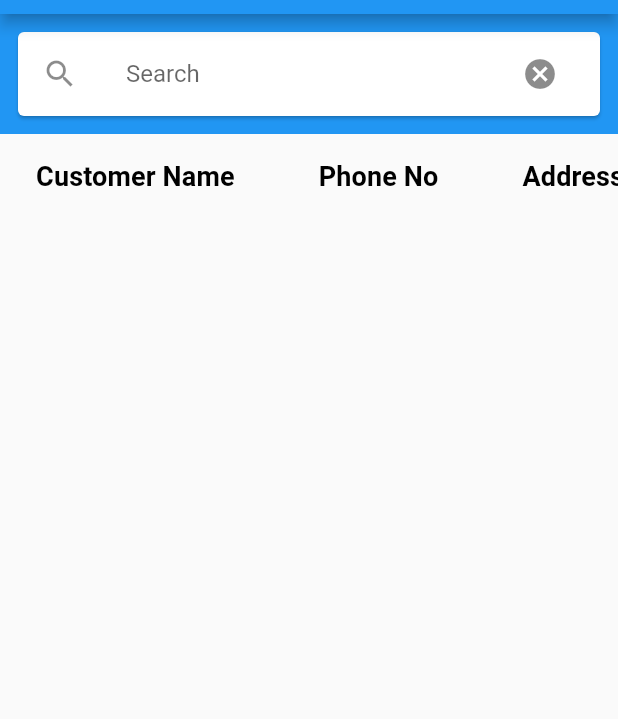
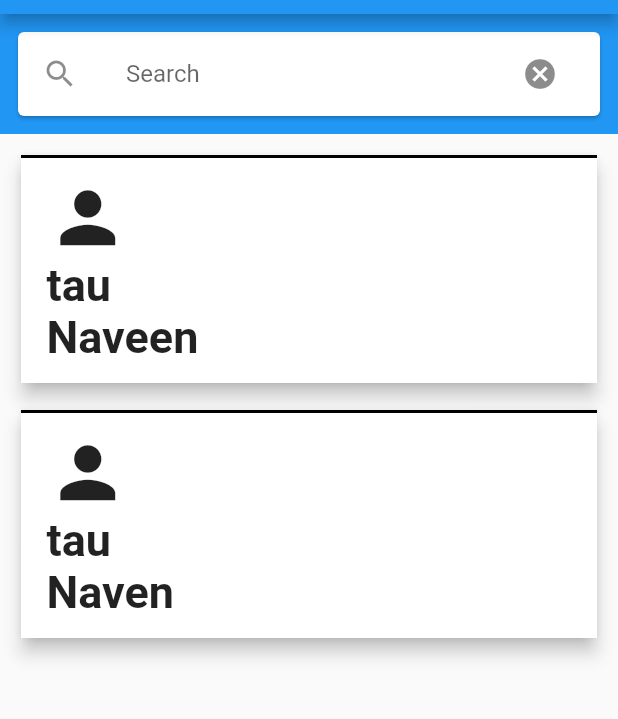
Before and after one commit to NaveenKumarRaja/flutter-app, a Flutter app: the Accounts screen opened directly, in the side drawer, after a tap on "Customers", on a phone screen of 412 x 824 dp, the part 70-789 px from its top. Run offline on Flutter 3.47's test engine with Material 2 defaults, Android fonts, the phone set to English and light mode, and no system bars.

Commit message:
git commit

```diff
--- a/lib/Customers.dart
+++ b/lib/Customers.dart
@@ -3,7 +3,7 @@ import 'package:flutter/rendering.dart';
 import 'package:myapp/forms.dart';
 import 'package:myapp/main.dart';
 
-class Customers extends StatelessWidget {
+class CustomersWidget extends StatelessWidget {
   final TextEditingController searchBox =
       TextEditingController(text: Customer.searchString);
 
@@ -38,7 +38,7 @@ class Customers extends StatelessWidget {
                       Navigator.push(
                           context,
                           new MaterialPageRoute(
-                              builder: (context) => new Customers()));
+                              builder: (context) => new CustomersWidget()));
                     },
                   ),
                   trailing: new IconButton(
@@ -49,7 +49,7 @@ class Customers extends StatelessWidget {
                       Navigator.push(
                           context,
                           new MaterialPageRoute(
-                              builder: (context) => new Customers()));
+                              builder: (context) => new CustomersWidget()));
                     },
                   ),
                 ),
@@ -64,16 +64,16 @@ class Customers extends StatelessWidget {
 }
 
 class Customer {
-  static List<Customer> customers = new List<Customer>();
+  static List<Customer> customers = customerStub;
   String name;
   String phoneNumber;
   String address;
 
-  static Customers customer;
+  static CustomersWidget customer;
   static String searchString;
 
-  static List<Customer> getCustomers() {
-    /*List<Customer> customers = new List<Customer>();
+  static get customerStub {
+    List<Customer> customers = new List<Customer>();
     Customer customer1 = new Customer();
     customer1.name = "Naveen";
     customer1.phoneNumber = "87585766";
@@ -83,7 +83,11 @@ class Customer {
     customer2.name = "Naven";
     customer2.phoneNumber = "87585766";
     customer2.address = "tau";
-   customers.add(customer2); */
+    customers.add(customer2);
+    return customers;
+  }
+
+  static List<Customer> getCustomers() {
     return filterCustomer(searchString);
   }
 
@@ -109,40 +113,117 @@ class MyStatefulWidget extends StatelessWidget {
   MyStatefulWidget({Key key}) : super(key: key);
 
   Widget build(BuildContext context) {
-    return ListView(scrollDirection: Axis.horizontal, children: <Widget>[
-      DataTable(
-        columns: [
-          DataColumn(
-              label: Text('Customer Name',
-                  style: TextStyle(fontSize: 18, fontWeight: FontWeight.bold))),
-          DataColumn(
-              label: Text('Phone No',
-                  style: TextStyle(fontSize: 18, fontWeight: FontWeight.bold))),
-          DataColumn(
-              label: Text('Address',
-                  style: TextStyle(fontSize: 18, fontWeight: FontWeight.bold))),
-          DataColumn(
-              label: Text('Delete',
-                  style: TextStyle(fontSize: 18, fontWeight: FontWeight.bold))),
-        ],
-        rows: Customer.getCustomers()
-            .map((customer) => DataRow(cells: [
-                  DataCell(Text(customer.name)),
-                  DataCell(Text(customer.phoneNumber)),
-                  DataCell(Text(customer.address)),
-                  DataCell(IconButton(
-                    onPressed: () {
-                      Customer.removeCustomer(customer);
-                      Navigator.push(
-                          context,
-                          new MaterialPageRoute(
-                              builder: (context) => new Customers()));
-                    },
-                    icon: Icon(Icons.delete),
-                  ))
-                ]))
-            .toList(),
-      ),
-    ]);
+    /* return Text(
+      'Hello, ! How are you?',
+      textAlign: TextAlign.center,
+      overflow: TextOverflow.ellipsis,
+      style: TextStyle(fontWeight: FontWeight.bold),
+    );*/
+    return Container(
+        child: Column(
+            mainAxisSize: MainAxisSize.max,
+            mainAxisAlignment: MainAxisAlignment.start,
+            children: <Widget>[
+          Expanded(
+              child: ListView.builder(
+                  itemCount: Customer.customers.length,
+                  itemBuilder: (context, int index) {
+                    return Container(
+                        padding: EdgeInsets.fromLTRB(10, 10, 10, 0),
+                        height: 170,
+                        width: double.maxFinite,
+                        child: Card(
+                            elevation: 5,
+                            child: Container(
+                                decoration: BoxDecoration(
+                                  border: Border(
+                                    top: BorderSide(
+                                      width: 2.0,
+                                    ),
+                                  ),
+                                  color: Colors.white,
+                                ),
+                                child: Padding(
+                                    padding: EdgeInsets.all(7),
+                                    child: Stack(
+                                      children: <Widget>[
+                                        Align(
+                                          alignment: Alignment.centerRight,
+                                          child: Stack(
+                                            children: <Widget>[
+                                              Padding(
+                                                padding: const EdgeInsets.only(
+                                                    left: 10, top: 5),
+                                                child: Column(
+                                                  children: <Widget>[
+                                                    Row(
+                                                      children: <Widget>[
+                                                        Icon(
+                                                          Icons.person,
+                                                          size: 55,
+                                                        ),
+                                                        SizedBox(
+                                                          height: 10,
+                                                        )
+                                                      ],
+                                                    ),
+                                                    Row(
+                                                      children: <Widget>[
+                                                        Align(
+                                                          alignment: Alignment
+                                                              .bottomLeft,
+                                                          child: Text(
+                                                            Customer.customers
+                                                                .elementAt(
+                                                                    index)
+                                                                .address,
+                                                            textAlign:
+                                                                TextAlign.left,
+                                                            overflow:
+                                                                TextOverflow
+                                                                    .ellipsis,
+                                                            style: TextStyle(
+                                                                fontSize: 30,
+                                                                fontWeight:
+                                                                    FontWeight
+                                                                        .bold),
+                                                          ),
+                                                        )
+                                                      ],
+                                                    ),
+                                                    Column(
+                                                      children: <Widget>[
+                                                        Align(
+                                                          alignment: Alignment
+                                                              .centerLeft,
+                                                          child: Text(
+                                                            Customer.customers
+                                                                .elementAt(
+                                                                    index)
+                                                                .name,
+                                                            textAlign:
+                                                                TextAlign.left,
+                                                            overflow:
+                                                                TextOverflow
+                                                                    .ellipsis,
+                                                            style: TextStyle(
+                                                                fontSize: 30,
+                                                                fontWeight:
+                                                                    FontWeight
+                                                                        .bold),
+                                                          ),
+                                                        )
+                                                      ],
+                                                    )
+                                                  ],
+                                                ),
+                                              )
+                                            ],
+                                          ),
+                                        )
+                                      ],
+                                    )))));
+                  }))
+        ]));
   }
 }
--- a/lib/Forms.dart
+++ b/lib/Forms.dart
@@ -84,7 +84,7 @@ class _MyStatefulWidgetState extends State<MyStatefulWidget> {
                 Navigator.push(
                     context,
                     new MaterialPageRoute(
-                        builder: (context) => new Customers()));
+                        builder: (context) => new CustomersWidget()));
 
                 // Validate will return true if the form is valid, or false if
                 // the form is invalid.
--- a/lib/main.dart
+++ b/lib/main.dart
@@ -68,8 +68,10 @@ class DrawerCodeOnly extends StatelessWidget {
             title: Text('Customers'),
             onTap: () {
               Navigator.pop(context);
-              Navigator.push(context,
-                  new MaterialPageRoute(builder: (context) => new Customers()));
+              Navigator.push(
+                  context,
+                  new MaterialPageRoute(
+                      builder: (context) => new CustomersWidget()));
             },
           ),
           ListTile(
```
